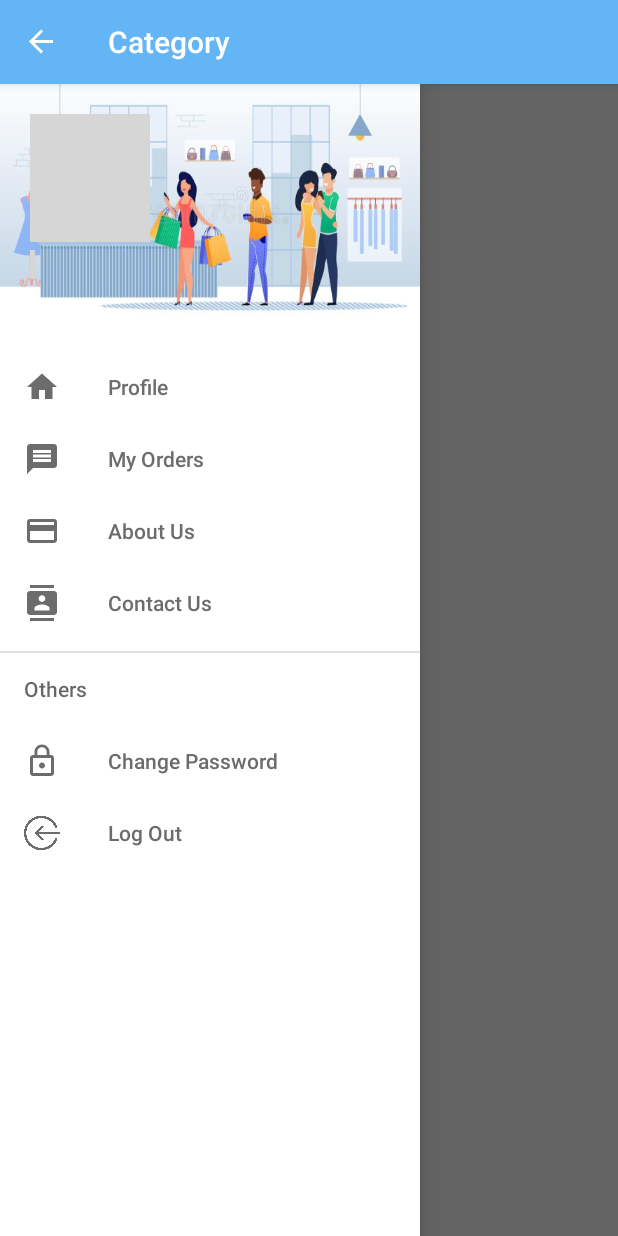
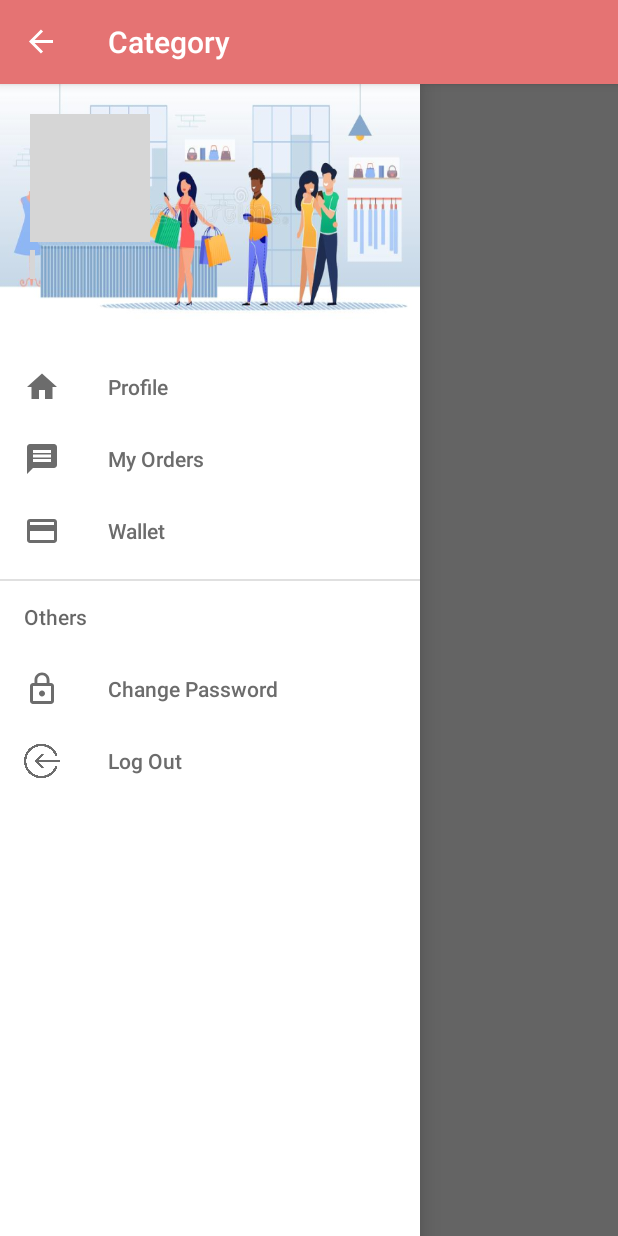
Before and after one commit to Milan-960/Cosmetic-and-Beauty-Web-Application, an Android app: the MainActivity screen opened directly, with no data from a screen before it, with the side drawer open, on a phone screen of 412 x 824 dp. Run offline under Robolectric (Android 15) with nearby library versions, the phone set to English and light mode, and no system bars; libraries missing offline, so code that uses them is left out: com.mikhaellopez.circularimageview; plain views replace CircularImageView; pictures from the network do not load; 1 statement that could not run was skipped; grey boxes are pictures that could not be loaded.

Commit message:
Backup of Beauty

```diff
--- a/app/src/main/java/com/example/dairy/Api.java
+++ b/app/src/main/java/com/example/dairy/Api.java
@@ -29,6 +29,8 @@ public class Api {
     public static final String URL_UPDATE_CART = root_url + "updatecart&qty=";
     public static final String URL_GET_CART_COUNT = root_url + "count";
     public static final String URL_GET_CATEGORY = root_url + "category";
+    public static final String URL_ADD_MONEY = root_url + "add_money";
+    public static final String URL_GET_MONEY = root_url + "get_money";
     public static final String URL_GET_MY_ORDER = root_url + "my_order_details";
 
 
@@ -112,6 +114,22 @@ public class Api {
                 @Url String url,
                 @Field("user_id") String user_id
         );
+
+        @FormUrlEncoded
+        @POST
+        Call<Final_Model1> AddMoney(
+                @Url String url,
+                @Field("user_id") String user_id,
+                @Field("amount") String amount
+        );
+
+        @FormUrlEncoded
+        @POST
+        Call<Final_Model1> getMoney(
+                @Url String url,
+                @Field("user_id") String user_id
+
+        );
     }
 
 
--- a/app/src/main/res/layout/activity_cart.xml
+++ b/app/src/main/res/layout/activity_cart.xml
@@ -105,7 +105,7 @@
                     android:layout_height="wrap_content"
                     android:background="@color/colorPrimary"
                     android:onClick="proceed_to_pay"
-                    android:text="Proceed to Pay"
+                    android:text="Checkout"
                     android:textColor="@color/white"
                     android:textSize="20sp" />
 
--- a/app/src/main/res/layout/activity_main.xml
+++ b/app/src/main/res/layout/activity_main.xml
@@ -23,7 +23,10 @@
         <androidx.recyclerview.widget.RecyclerView
             android:id="@+id/recycler_category"
             android:layout_width="match_parent"
-            android:layout_height="match_parent" />
+            android:layout_height="match_parent"
+            app:layoutManager="androidx.recyclerview.widget.GridLayoutManager"
+            app:spanCount="2"
+            tools:listitem="@layout/category_list" />
 
 
     </RelativeLayout>
--- a/app/src/main/res/layout/layout_changepwd.xml
+++ b/app/src/main/res/layout/layout_changepwd.xml
@@ -4,7 +4,7 @@
     android:layout_width="match_parent"
     android:layout_height="match_parent"
     android:layout_marginBottom="0dp"
-    android:fitsSystemWindows="true"
+     android:fitsSystemWindows="true"
     android:padding="20dp">
 
 
@@ -24,7 +24,7 @@
             android:text="@string/Change_password"
             android:textAlignment="center"
             android:textAppearance="?android:textAppearanceLarge"
-            android:textColor="@color/colorOrange"
+            android:textColor="@color/colorOlive"
             android:textStyle="bold" />
 
 
--- a/app/src/main/res/layout/login_layout.xml
+++ b/app/src/main/res/layout/login_layout.xml
@@ -4,7 +4,7 @@
     android:layout_width="match_parent"
     android:layout_height="match_parent"
     android:layout_marginBottom="0dp"
-     android:fitsSystemWindows="true"
+    android:fitsSystemWindows="true"
     android:padding="20dp">
 
 
@@ -23,7 +23,7 @@
             android:text="@string/login"
             android:textAlignment="center"
             android:textAppearance="?android:textAppearanceLarge"
-            android:textColor="@color/colorOrange"
+            android:textColor="@color/colorOlive"
             android:textStyle="bold" />
 
 
--- a/app/src/main/res/layout/register_layout.xml
+++ b/app/src/main/res/layout/register_layout.xml
@@ -3,7 +3,7 @@
     xmlns:app="http://schemas.android.com/apk/res-auto"
     android:layout_width="match_parent"
     android:layout_height="match_parent"
-    android:fitsSystemWindows="true"
+     android:fitsSystemWindows="true"
     android:padding="20dp">
 
 
@@ -21,7 +21,7 @@
             android:text="@string/register"
             android:textAlignment="center"
             android:textAppearance="?android:textAppearanceLarge"
-            android:textColor="@color/colorOrange"
+            android:textColor="@color/colorOlive"
             android:textStyle="bold" />
 
 
--- a/app/src/main/res/menu/drawermenu.xml
+++ b/app/src/main/res/menu/drawermenu.xml
@@ -1,7 +1,5 @@
 <?xml version="1.0" encoding="utf-8"?>
-<menu xmlns:android="http://schemas.android.com/apk/res/android"
-    xmlns:app="http://schemas.android.com/apk/res-auto">
-
+<menu xmlns:android="http://schemas.android.com/apk/res/android">
 
 
     <group android:checkableBehavior="single">
@@ -16,13 +14,10 @@
             android:icon="@drawable/ic_message"
             android:title="My Orders" />
         <item
-            android:id="@+id/about"
+            android:id="@+id/wallet"
             android:icon="@drawable/ic_payment"
-            android:title="About Us" />
-        <item
-            android:id="@+id/contact"
-            android:icon="@drawable/ic_contacts"
-            android:title="Contact Us" />
+            android:title="Wallet" />
+
     </group>
 
     <item
--- a/app/src/main/res/values/colors.xml
+++ b/app/src/main/res/values/colors.xml
@@ -1,6 +1,6 @@
 <?xml version="1.0" encoding="utf-8"?>
 <resources>
-    <color name="colorPrimary">#64B5F6</color>
+    <color name="colorPrimary">#E57373</color>
     <color name="colorBlue">#2478C2</color>
     <color name="darkBlue">#0D4675</color>
     <color name="colorPrimaryDark">#00574B</color>
```
Also changed, not shown: app/src/main/AndroidManifest.xml (+10 -9 lines), app/src/main/java/com/example/dairy/Final_records1.java (+13 -0 lines), app/src/main/java/com/example/dairy/MainActivity.java (+4 -7 lines), app/src/main/java/com/example/dairy/Order.java (+79 -5 lines), app/src/main/res/layout/activity_order.xml (+8 -2 lines), app/src/main/res/layout/cart_data.xml (+18 -26 lines), app/src/main/res/layout/category_list.xml (+9 -50 lines), app/src/main/res/layout/layout_my_orders.xml (+27 -16 lines), app/src/main/res/layout/product_list.xml (+21 -23 lines).
